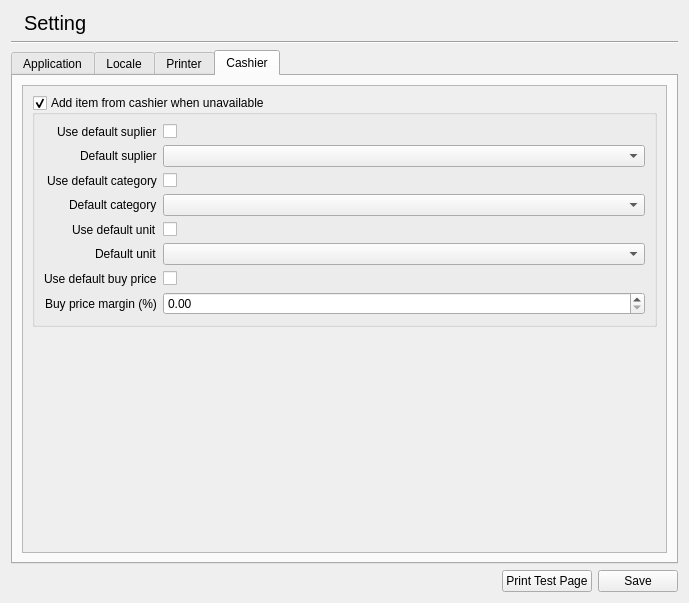
Above: libgui/setting/settingwidget.ui from apinprastya/sultan before the change. Below: the same form after it.
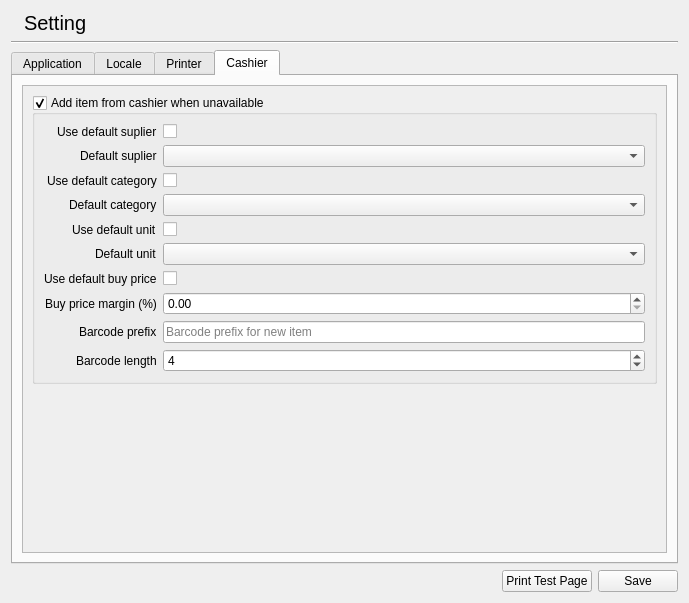
That is the form after the change. The open tabs and pages were chosen to show the change. Icons and pictures are not drawn.

Commit message: implement add new item with auto barcode

The edit to the form file:
```diff
--- a/libgui/setting/settingwidget.ui
+++ b/libgui/setting/settingwidget.ui
@@ -842,6 +842,40 @@
                 </property>
                </widget>
               </item>
+              <item row="8" column="0">
+               <widget class="QLabel" name="label_12">
+                <property name="text">
+                 <string>Barcode prefix</string>
+                </property>
+               </widget>
+              </item>
+              <item row="8" column="1">
+               <widget class="QLineEdit" name="lineCABarcodePrefix">
+                <property name="placeholderText">
+                 <string>Barcode prefix for new item</string>
+                </property>
+               </widget>
+              </item>
+              <item row="9" column="0">
+               <widget class="QLabel" name="label_37">
+                <property name="text">
+                 <string>Barcode length</string>
+                </property>
+               </widget>
+              </item>
+              <item row="9" column="1">
+               <widget class="QSpinBox" name="spinCABarcodeLength">
+                <property name="minimum">
+                 <number>3</number>
+                </property>
+                <property name="maximum">
+                 <number>10</number>
+                </property>
+                <property name="value">
+                 <number>4</number>
+                </property>
+               </widget>
+              </item>
              </layout>
             </widget>
            </item>
```
Left out of the diff: 2 changed lines with no effect on the pictures. The commit also changes 24 other files.
